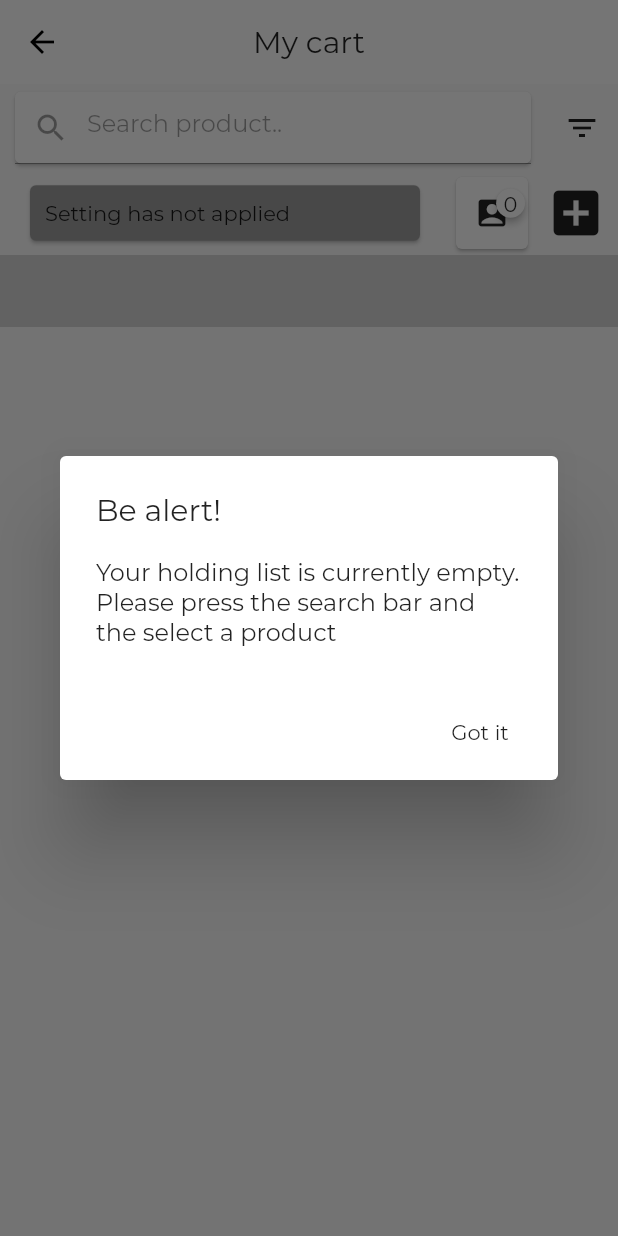
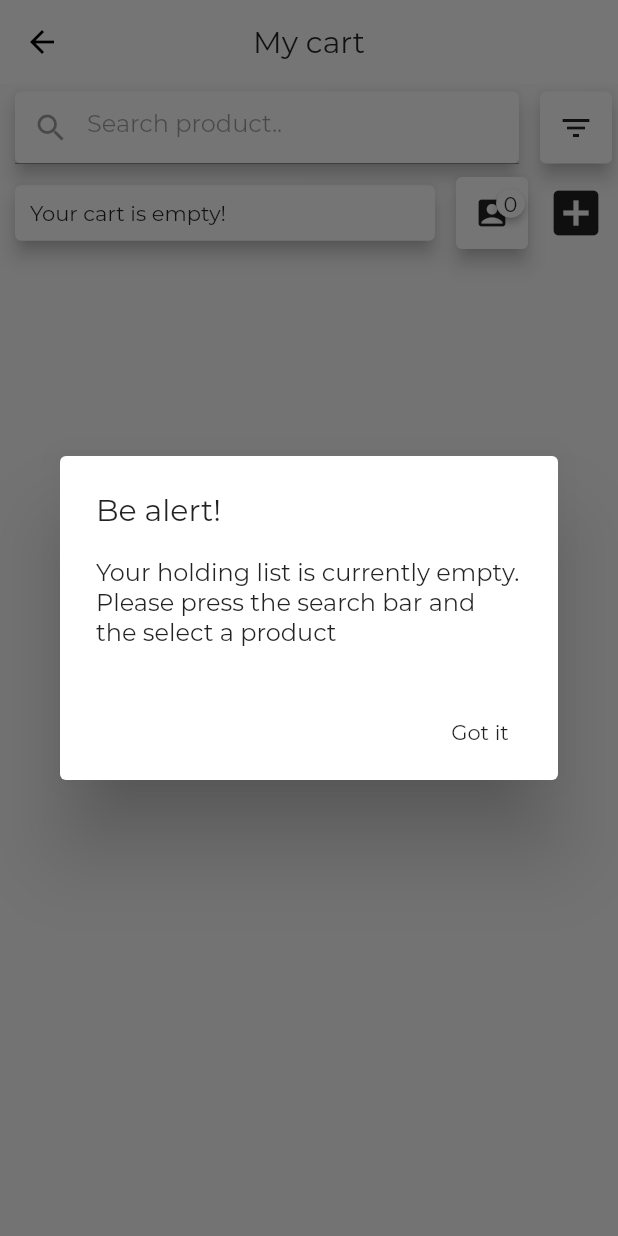
Before and after one commit to AagonP/Healthee-PSE-SE-Assignment, a Flutter app: the FilterScreen screen opened by its route, after a tap on the "filter list" icon, on a phone screen of 412 x 824 dp. Run offline on Flutter 3.47's test engine with Material 2 defaults, Android fonts, the phone set to English and light mode, and no system bars; drawn by our look-alikes of badges; our stand-ins replace animated_text_kit, auto_size_text, cloud_firestore, firebase_auth, firebase_core, flutter_slidable and 1 more; missing offline and left inert: flutter_barcode_scanner, flutter_statusbarcolor; accounts and stored records are empty.

Commit message:
Update file path

```diff
--- a/lib/main.dart
+++ b/lib/main.dart
@@ -1,9 +1,9 @@
 import 'package:flutter/material.dart';
 import 'package:provider/provider.dart';
 
-import './screens/health_input_screen.dart';
+import 'screens/filter_health_input_screen.dart';
 import './screens/filter_screen.dart';
-import './screens/home_page.dart';
+import 'screens/search_product_screen.dart';
 import './screens/food_info.dart';
 import './providers/products.dart';
 
@@ -12,7 +12,7 @@ import './providers/user_input.dart';
 import 'providers/saved_products.dart';
 import './screens/scan_screen.dart';
 import './screens/welcome_screen.dart';
-import './screens/navigate_screen.dart';
+import 'screens/home_screen.dart';
 import './screens/login/login_option_screen.dart';
 import './screens/login/Register_screen.dart';
 import './screens/login/Login_screen.dart';
--- a/lib/screens/filter_screen.dart
+++ b/lib/screens/filter_screen.dart
@@ -2,20 +2,19 @@ import 'package:firebase_core/firebase_core.dart';
 import 'package:flutter/material.dart';
 import 'package:provider/provider.dart';
 import 'package:badges/badges.dart';
-import 'package:pse_assignment/screens/saved_list_screen.dart';
+import 'package:pse_assignment/screens/saved_products_screen.dart';
 import 'package:cloud_firestore/cloud_firestore.dart';
 
 import '../models/product.dart';
 import '../providers/data_helper.dart';
-import '../widgets/filter_food_list_view.dart';
+import '../widgets/filtered_food_list_view.dart';
 import '../providers/products.dart';
 import '../providers/user_input.dart';
 import '../providers/saved_products.dart';
-import '../screens/saved_list_screen.dart';
+import 'saved_products_screen.dart';
 import 'dart:convert';
 
 import 'package:firebase_auth/firebase_auth.dart';
-
 
 class FilterScreen extends StatelessWidget {
   bool isFilterOn = false;
@@ -59,6 +58,8 @@ class FilterScreen extends StatelessWidget {
 
     String displayFilterStatus() {
       if (isFilterOn == true) return 'Setting has applied!';
+      if (Provider.of<Products>(context).selectedProducts.length == 0)
+        return 'Your cart is empty!';
       return 'Setting has not applied';
     }
 
@@ -135,6 +136,7 @@ class FilterScreen extends StatelessWidget {
                   Navigator.pushNamed(context, 'HomePage');
                 },
                 child: Card(
+                  elevation: 5,
                   margin: EdgeInsets.symmetric(vertical: 5, horizontal: 10),
                   child: TextField(
                     enabled: false,
@@ -147,7 +149,9 @@ class FilterScreen extends StatelessWidget {
               ),
             ),
             // Filter  function call here
-            IconButton(
+            Card(
+              elevation: 5,
+              child: IconButton(
                 icon: Icon(Icons.filter_list),
                 onPressed: () {
                   if (Provider.of<Products>(context).selectedProducts.length ==
@@ -157,13 +161,15 @@ class FilterScreen extends StatelessWidget {
                   doFilterList();
                 },
               ),
+            ),
           ],
         ),
         Row(children: <Widget>[
           Expanded(
             child: Card(
-              color: Colors.grey,
-              margin: EdgeInsets.symmetric(vertical: 5, horizontal: 20),
+              elevation: 5,
+              color: Colors.white,
+              margin: EdgeInsets.symmetric(vertical: 0, horizontal: 10),
               child: Padding(
                 padding: const EdgeInsets.all(10.0),
                 child: Text(
@@ -174,9 +180,11 @@ class FilterScreen extends StatelessWidget {
             ),
           ),
           Card(
+            elevation: 5,
             child: IconButton(
               onPressed: () async {
-                updateDataFromFirebase(await UserSavedProducts.getCurrentUser());
+                updateDataFromFirebase(
+                    await UserSavedProducts.getCurrentUser());
                 //saved list page
                 if (Provider.of<SavedProducts>(context).savedProducts.length ==
                     0) {
--- a/lib/screens/search_product_screen.dart
+++ b/lib/screens/search_product_screen.dart
@@ -8,7 +8,7 @@ import '../widgets/food_list_view.dart';
 import '../providers/data_helper.dart';
 import '../widgets/category.dart';
 import 'package:flutter_barcode_scanner/flutter_barcode_scanner.dart';
-import '../screens/scan.dart';
+import 'scan.dart';
 import 'package:firebase_auth/firebase_auth.dart';
 
 class HomePage extends StatefulWidget {
--- a/lib/widgets/filtered_food_list_view.dart
+++ b/lib/widgets/filtered_food_list_view.dart
@@ -138,6 +138,7 @@ class FilterFoodListView extends StatelessWidget {
                 ),
                 Container(
                   width: 150,
+                  height: 20,
                   child: AutoSizeText(
                     _currentList.elementAt(index).name,
                     style: TextStyle(fontSize: 15.0),
```
Also changed, not shown: lib/screens/saved_products_screen.dart (+4 -3 lines), lib/widgets/food_list_view.dart (+5 -5 lines). Lines whose indentation alone changed are shown as unchanged.
